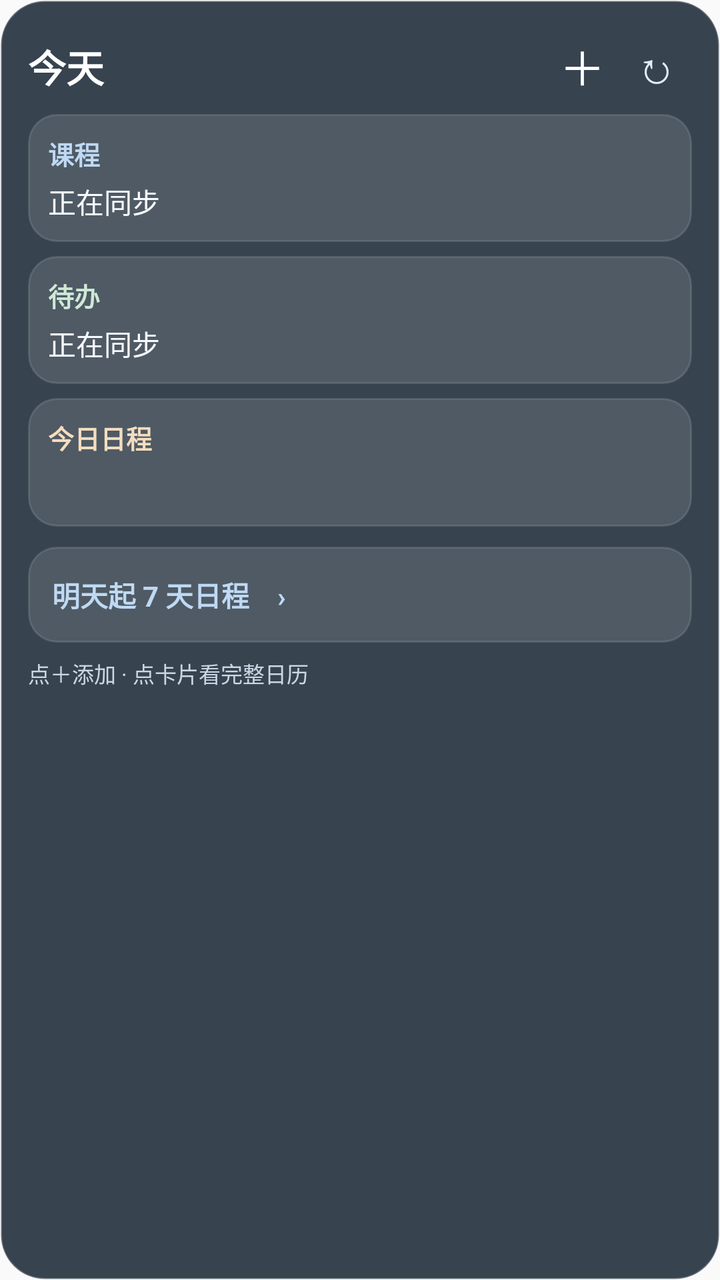
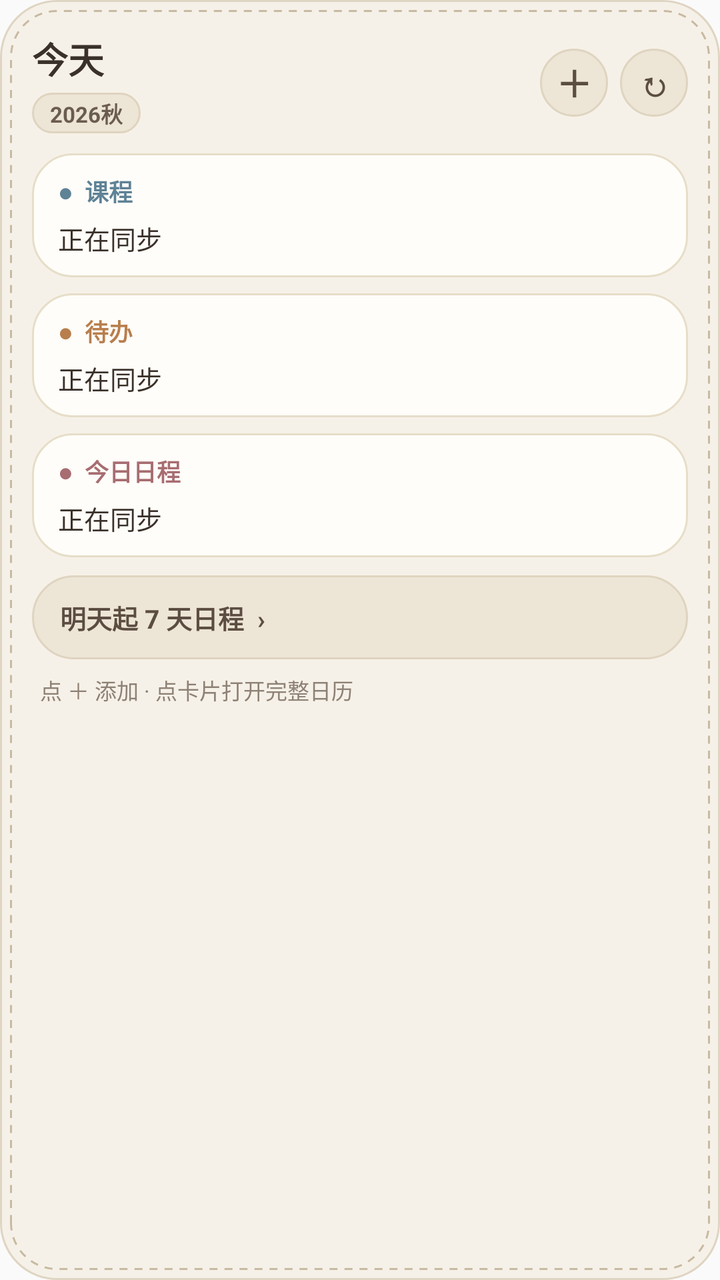

Two renders of the same Android screen: before a commit and after it. Below are the layout's source before the change and the commit's diff.
<!-- AndroidManifest.xml: application theme android:Theme.Material.Light.NoActionBar -->
<!-- res/layout/calendar_widget.xml -->
<LinearLayout xmlns:android="http://schemas.android.com/apk/res/android"
    android:id="@+id/widgetRoot" android:layout_width="match_parent" android:layout_height="match_parent"
    android:orientation="vertical" android:padding="14dp" android:background="@drawable/widget_bg">
    <LinearLayout android:layout_width="match_parent" android:layout_height="wrap_content"
        android:orientation="horizontal" android:gravity="center_vertical" android:paddingBottom="5dp">
        <TextView android:id="@+id/title" android:layout_width="0dp" android:layout_weight="1"
            android:layout_height="wrap_content" android:text="今天" android:textSize="19sp"
            android:textStyle="bold" android:textColor="#FFFFFF" />
        <TextView android:id="@+id/add" android:layout_width="38dp" android:layout_height="38dp"
            android:gravity="center" android:text="＋" android:textSize="23sp"
            android:textColor="#FFFFFF" android:contentDescription="添加事项" />
        <TextView android:id="@+id/refresh" android:layout_width="36dp" android:layout_height="36dp"
            android:gravity="center" android:text="↻" android:textSize="22sp"
            android:textColor="#DDEEFF" android:contentDescription="刷新" />
    </LinearLayout>
    <LinearLayout android:id="@+id/courseSection" android:layout_width="match_parent"
        android:layout_height="wrap_content" android:orientation="vertical" android:padding="10dp"
        android:background="@drawable/widget_section_bg">
        <TextView android:layout_width="match_parent" android:layout_height="wrap_content"
            android:text="课程" android:textSize="13sp" android:textStyle="bold" android:textColor="#BFD9F4" />
        <TextView android:id="@+id/course" android:layout_width="match_parent" android:layout_height="wrap_content"
            android:layout_marginTop="4dp" 
            android:lineSpacingExtra="2dp" android:text="正在同步" android:textSize="14sp"
            android:textColor="#F7FAFF" />
    </LinearLayout>
    <LinearLayout android:id="@+id/todoSection" android:layout_width="match_parent"
        android:layout_height="wrap_content" android:layout_marginTop="7dp"
        android:orientation="vertical" android:padding="10dp" android:background="@drawable/widget_section_bg">
        <TextView android:layout_width="match_parent" android:layout_height="wrap_content"
            android:text="待办" android:textSize="13sp" android:textStyle="bold" android:textColor="#CEE9D6" />
        <TextView android:id="@+id/todo" android:layout_width="match_parent" android:layout_height="wrap_content"
            android:layout_marginTop="4dp" 
            android:lineSpacingExtra="2dp" android:text="正在同步" android:textSize="14sp"
            android:textColor="#F7FAFF" />
    </LinearLayout>
    <LinearLayout android:id="@+id/scheduleSection" android:layout_width="match_parent" android:layout_height="wrap_content" android:layout_marginTop="7dp" android:orientation="vertical" android:padding="10dp" android:background="@drawable/widget_section_bg">
        <TextView android:layout_width="match_parent" android:layout_height="wrap_content" android:text="今日日程" android:textSize="13sp" android:textStyle="bold" android:textColor="#F4DDBF" />
        <TextView android:id="@+id/schedule" android:layout_width="match_parent" android:layout_height="wrap_content" android:layout_marginTop="6dp" android:lineSpacingExtra="5dp" android:textSize="14sp" android:textColor="#F7FAFF" />
    </LinearLayout>
    <TextView android:id="@+id/weekToggle" android:layout_width="match_parent" android:layout_height="wrap_content" android:minHeight="48dp" android:layout_marginTop="10dp" android:padding="12dp" android:gravity="center_vertical" android:background="@drawable/widget_section_bg" android:text="明天起 7 天日程　›" android:textSize="14sp" android:textStyle="bold" android:textColor="#BFD9F4" />    <TextView android:id="@+id/status" android:layout_width="match_parent" android:layout_height="wrap_content"
        android:paddingTop="7dp" android:ellipsize="end" android:singleLine="true"
        android:text="点＋添加 · 点卡片看完整日历" android:textSize="11sp" android:textColor="#C9D7E6" />
</LinearLayout>
<!-- resources referenced by this layout -->
<resources>
  <!-- drawable widget_bg (drawable) -->
  <shape xmlns:android="http://schemas.android.com/apk/res/android">
      <solid android:color="#E623303D" />
      <corners android:radius="22dp" />
      <stroke android:width="1dp" android:color="#42FFFFFF" />
  </shape>
  <!-- drawable widget_section_bg (drawable) -->
  <shape xmlns:android="http://schemas.android.com/apk/res/android">
      <solid android:color="#1FFFFFFF" />
      <corners android:radius="14dp" />
      <stroke android:width="1dp" android:color="#1FFFFFFF" />
  </shape>
</resources>

<!-- the commit's change to res/layout/calendar_widget.xml (unified diff, before → after) -->
@@ -1,43 +1,199 @@
 <LinearLayout xmlns:android="http://schemas.android.com/apk/res/android"
-    android:id="@+id/widgetRoot" android:layout_width="match_parent" android:layout_height="match_parent"
-    android:orientation="vertical" android:padding="14dp" android:background="@drawable/widget_bg">
-    <LinearLayout android:layout_width="match_parent" android:layout_height="wrap_content"
-        android:orientation="horizontal" android:gravity="center_vertical" android:paddingBottom="5dp">
-        <TextView android:id="@+id/title" android:layout_width="0dp" android:layout_weight="1"
-            android:layout_height="wrap_content" android:text="今天" android:textSize="19sp"
-            android:textStyle="bold" android:textColor="#FFFFFF" />
-        <TextView android:id="@+id/add" android:layout_width="38dp" android:layout_height="38dp"
-            android:gravity="center" android:text="＋" android:textSize="23sp"
-            android:textColor="#FFFFFF" android:contentDescription="添加事项" />
-        <TextView android:id="@+id/refresh" android:layout_width="36dp" android:layout_height="36dp"
-            android:gravity="center" android:text="↻" android:textSize="22sp"
-            android:textColor="#DDEEFF" android:contentDescription="刷新" />
+    android:id="@+id/widgetRoot"
+    android:layout_width="match_parent"
+    android:layout_height="match_parent"
+    android:orientation="vertical"
+    android:padding="16dp"
+    android:background="@drawable/widget_bg">
+
+    
+    <LinearLayout
+        android:layout_width="match_parent"
+        android:layout_height="wrap_content"
+        android:orientation="horizontal"
+        android:gravity="center_vertical"
+        android:paddingBottom="10dp">
+
+        <LinearLayout
+            android:layout_width="0dp"
+            android:layout_weight="1"
+            android:layout_height="wrap_content"
+            android:orientation="vertical">
+
+            <TextView
+                android:id="@+id/title"
+                android:layout_width="wrap_content"
+                android:layout_height="wrap_content"
+                android:text="今天"
+                android:textSize="18sp"
+                android:textStyle="bold"
+                android:textColor="#3A312A" />
+
+            <TextView
+                android:id="@+id/weekBadge"
+                android:layout_width="wrap_content"
+                android:layout_height="wrap_content"
+                android:layout_marginTop="4dp"
+                android:paddingLeft="9dp"
+                android:paddingRight="9dp"
+                android:paddingTop="2dp"
+                android:paddingBottom="2dp"
+                android:background="@drawable/widget_pill_bg"
+                android:text="2026秋"
+                android:textSize="11sp"
+                android:textStyle="bold"
+                android:textColor="#6B5C50" />
+        </LinearLayout>
+
+        <TextView
+            android:id="@+id/add"
+            android:layout_width="34dp"
+            android:layout_height="34dp"
+            android:layout_marginRight="6dp"
+            android:gravity="center"
+            android:background="@drawable/widget_pill_bg"
+            android:text="＋"
+            android:textSize="18sp"
+            android:textStyle="bold"
+            android:textColor="#5C4D42"
+            android:contentDescription="添加事项" />
+
+        <TextView
+            android:id="@+id/refresh"
+            android:layout_width="34dp"
+            android:layout_height="34dp"
+            android:gravity="center"
+            android:background="@drawable/widget_pill_bg"
+            android:text="↻"
+            android:textSize="17sp"
+            android:textStyle="bold"
+            android:textColor="#5C4D42"
+            android:contentDescription="刷新" />
     </LinearLayout>
-    <LinearLayout android:id="@+id/courseSection" android:layout_width="match_parent"
-        android:layout_height="wrap_content" android:orientation="vertical" android:padding="10dp"
+
+    
+    <LinearLayout
+        android:id="@+id/courseSection"
+        android:layout_width="match_parent"
+        android:layout_height="wrap_content"
+        android:orientation="vertical"
+        android:paddingLeft="13dp"
+        android:paddingRight="13dp"
+        android:paddingTop="10dp"
+        android:paddingBottom="10dp"
         android:background="@drawable/widget_section_bg">
-        <TextView android:layout_width="match_parent" android:layout_height="wrap_content"
-            android:text="课程" android:textSize="13sp" android:textStyle="bold" android:textColor="#BFD9F4" />
-        <TextView android:id="@+id/course" android:layout_width="match_parent" android:layout_height="wrap_content"
-            android:layout_marginTop="4dp" 
-            android:lineSpacingExtra="2dp" android:text="正在同步" android:textSize="14sp"
-            android:textColor="#F7FAFF" />
+
+        <TextView
+            android:layout_width="match_parent"
+            android:layout_height="wrap_content"
+            android:text="●  课程"
+            android:textSize="12sp"
+            android:textStyle="bold"
+            android:textColor="#5E8296" />
+
+        <TextView
+            android:id="@+id/course"
+            android:layout_width="match_parent"
+            android:layout_height="wrap_content"
+            android:layout_marginTop="5dp"
+            android:lineSpacingExtra="3dp"
+            android:text="正在同步"
+            android:textSize="13sp"
+            android:textColor="#3A312A" />
     </LinearLayout>
-    <LinearLayout android:id="@+id/todoSection" android:layout_width="match_parent"
-        android:layout_height="wrap_content" android:layout_marginTop="7dp"
-        android:orientation="vertical" android:padding="10dp" android:background="@drawable/widget_section_bg">
-        <TextView android:layout_width="match_parent" android:layout_height="wrap_content"
-            android:text="待办" android:textSize="13sp" android:textStyle="bold" android:textColor="#CEE9D6" />
-        <TextView android:id="@+id/todo" android:layout_width="match_parent" android:layout_height="wrap_content"
-            android:layout_marginTop="4dp" 
-            android:lineSpacingExtra="2dp" android:text="正在同步" android:textSize="14sp"
-            android:textColor="#F7FAFF" />
+
+    
+    <LinearLayout
+        android:id="@+id/todoSection"
+        android:layout_width="match_parent"
+        android:layout_height="wrap_content"
+        android:layout_marginTop="8dp"
+        android:orientation="vertical"
+        android:paddingLeft="13dp"
+        android:paddingRight="13dp"
+        android:paddingTop="10dp"
+        android:paddingBottom="10dp"
+        android:background="@drawable/widget_section_bg">
+
+        <TextView
+            android:layout_width="match_parent"
+            android:layout_height="wrap_content"
+            android:text="●  待办"
+            android:textSize="12sp"
+            android:textStyle="bold"
+            android:textColor="#B87E4D" />
+
+        <TextView
+            android:id="@+id/todo"
+            android:layout_width="match_parent"
+            android:layout_height="wrap_content"
+            android:layout_marginTop="5dp"
+            android:lineSpacingExtra="3dp"
+            android:text="正在同步"
+            android:textSize="13sp"
+            android:textColor="#3A312A" />
     </LinearLayout>
-    <LinearLayout android:id="@+id/scheduleSection" android:layout_width="match_parent" android:layout_height="wrap_content" android:layout_marginTop="7dp" android:orientation="vertical" android:padding="10dp" android:background="@drawable/widget_section_bg">
-        <TextView android:layout_width="match_parent" android:layout_height="wrap_content" android:text="今日日程" android:textSize="13sp" android:textStyle="bold" android:textColor="#F4DDBF" />
-        <TextView android:id="@+id/schedule" android:layout_width="match_parent" android:layout_height="wrap_content" android:layout_marginTop="6dp" android:lineSpacingExtra="5dp" android:textSize="14sp" android:textColor="#F7FAFF" />
+
+    
+    <LinearLayout
+        android:id="@+id/scheduleSection"
+        android:layout_width="match_parent"
+        android:layout_height="wrap_content"
+        android:layout_marginTop="8dp"
+        android:orientation="vertical"
+        android:paddingLeft="13dp"
+        android:paddingRight="13dp"
+        android:paddingTop="10dp"
+        android:paddingBottom="10dp"
+        android:background="@drawable/widget_section_bg">
+
+        <TextView
+            android:layout_width="match_parent"
+            android:layout_height="wrap_content"
+            android:text="●  今日日程"
+            android:textSize="12sp"
+            android:textStyle="bold"
+            android:textColor="#A76D71" />
+
+        <TextView
+            android:id="@+id/schedule"
+            android:layout_width="match_parent"
+            android:layout_height="wrap_content"
+            android:layout_marginTop="5dp"
+            android:lineSpacingExtra="3dp"
+            android:text="正在同步"
+            android:textSize="13sp"
+            android:textColor="#3A312A" />
     </LinearLayout>
-    <TextView android:id="@+id/weekToggle" android:layout_width="match_parent" android:layout_height="wrap_content" android:minHeight="48dp" android:layout_marginTop="10dp" android:padding="12dp" android:gravity="center_vertical" android:background="@drawable/widget_section_bg" android:text="明天起 7 天日程　›" android:textSize="14sp" android:textStyle="bold" android:textColor="#BFD9F4" />    <TextView android:id="@+id/status" android:layout_width="match_parent" android:layout_height="wrap_content"
-        android:paddingTop="7dp" android:ellipsize="end" android:singleLine="true"
-        android:text="点＋添加 · 点卡片看完整日历" android:textSize="11sp" android:textColor="#C9D7E6" />
+
+    
+    <TextView
+        android:id="@+id/weekToggle"
+        android:layout_width="match_parent"
+        android:layout_height="wrap_content"
+        android:minHeight="42dp"
+        android:layout_marginTop="9dp"
+        android:paddingLeft="14dp"
+        android:paddingRight="14dp"
+        android:paddingTop="10dp"
+        android:paddingBottom="10dp"
+        android:gravity="center_vertical"
+        android:background="@drawable/widget_pill_bg"
+        android:text="明天起 7 天日程  ›"
+        android:textSize="13sp"
+        android:textStyle="bold"
+        android:textColor="#5C4D42" />
+
+    
+    <TextView
+        android:id="@+id/status"
+        android:layout_width="match_parent"
+        android:layout_height="wrap_content"
+        android:paddingTop="7dp"
+        android:paddingLeft="4dp"
+        android:ellipsize="end"
+        android:singleLine="true"
+        android:text="点 ＋ 添加 · 点卡片打开完整日历"
+        android:textSize="11sp"
+        android:textColor="#8E8175" />
 </LinearLayout>
<!-- resource entries referenced after the edit -->
@@ -1,16 +1,33 @@
 <!-- resources referenced by this layout -->
 <resources>
   <!-- drawable widget_bg (drawable) -->
-  <shape xmlns:android="http://schemas.android.com/apk/res/android">
-      <solid android:color="#E623303D" />
-      <corners android:radius="22dp" />
-      <stroke android:width="1dp" android:color="#42FFFFFF" />
+  <layer-list xmlns:android="http://schemas.android.com/apk/res/android">
+      <item>
+          <shape android:shape="rectangle">
+              <solid android:color="#F4F6F1E7" />
+              <corners android:radius="28dp" />
+              <stroke android:width="1dp" android:color="#DFD5C3" />
+          </shape>
+      </item>
+      <item android:left="5dp" android:top="5dp" android:right="5dp" android:bottom="5dp">
+          <shape android:shape="rectangle">
+              <solid android:color="#00000000" />
+              <corners android:radius="23dp" />
+              <stroke android:width="1dp" android:color="#C8BAA2" android:dashWidth="4dp" android:dashGap="3.5dp" />
+          </shape>
+      </item>
+  </layer-list>
+  <!-- drawable widget_pill_bg (drawable) -->
+  <shape xmlns:android="http://schemas.android.com/apk/res/android" android:shape="rectangle">
+      <solid android:color="#EDE5D6" />
+      <corners android:radius="999dp" />
+      <stroke android:width="1dp" android:color="#DFD4C0" />
   </shape>
   <!-- drawable widget_section_bg (drawable) -->
-  <shape xmlns:android="http://schemas.android.com/apk/res/android">
-      <solid android:color="#1FFFFFFF" />
-      <corners android:radius="14dp" />
-      <stroke android:width="1dp" android:color="#1FFFFFFF" />
+  <shape xmlns:android="http://schemas.android.com/apk/res/android" android:shape="rectangle">
+      <solid android:color="#FFFDF9" />
+      <corners android:radius="20dp" />
+      <stroke android:width="1dp" android:color="#E7DEC9" />
   </shape>
 </resources>
 
